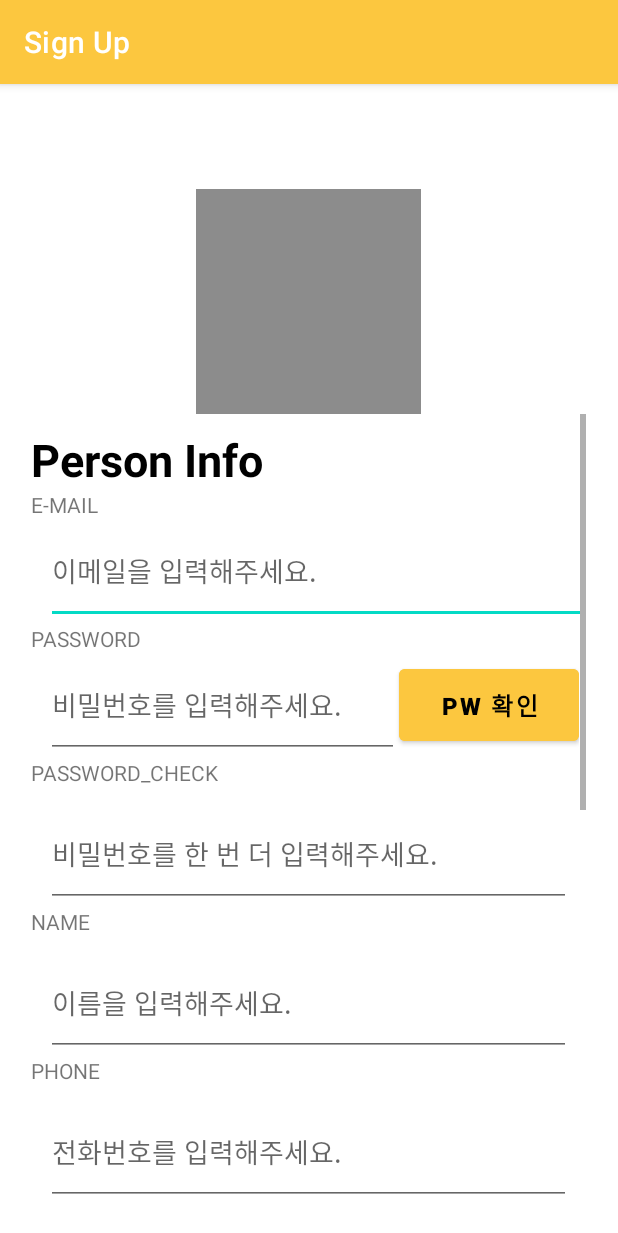
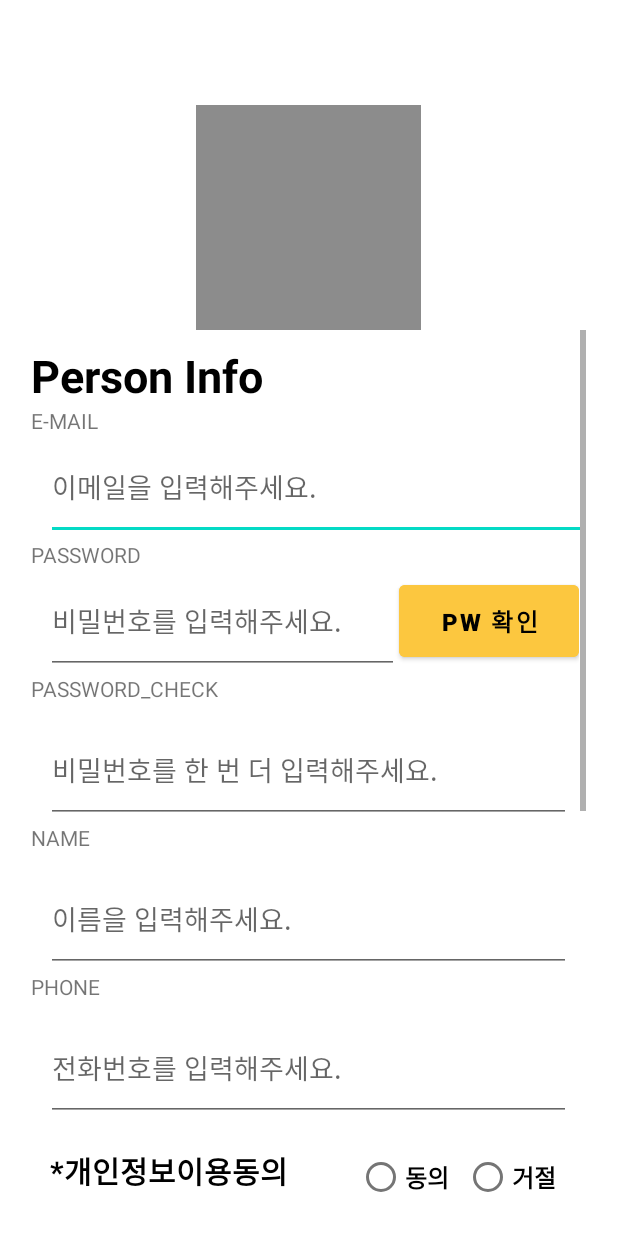
Before and after one commit to sanglim00/2022-02-MobileProgramming-Team1, an Android app: the SignUpActivity screen opened directly, with no data from a screen before it, on a phone screen of 412 x 824 dp. Shown: the top 1233 px of the screen. Run offline under Robolectric (Android 15) with nearby library versions, the phone set to English and light mode, and no system bars.

Commit message:
feat. default 헤더 제거

```diff
--- a/app/src/main/res/values/themes.xml
+++ b/app/src/main/res/values/themes.xml
@@ -1,6 +1,6 @@
 <resources xmlns:tools="http://schemas.android.com/tools">
     <!-- Base application theme. -->
-    <style name="Theme.PetDiary" parent="Theme.MaterialComponents.DayNight.DarkActionBar">
+    <style name="Theme.PetDiary" parent="Theme.MaterialComponents.DayNight.NoActionBar">
         <!-- Primary brand color. -->
         <item name="colorPrimary">@color/FCC73F</item>
         <item name="colorPrimaryVariant">@color/FCC73F</item>
```
